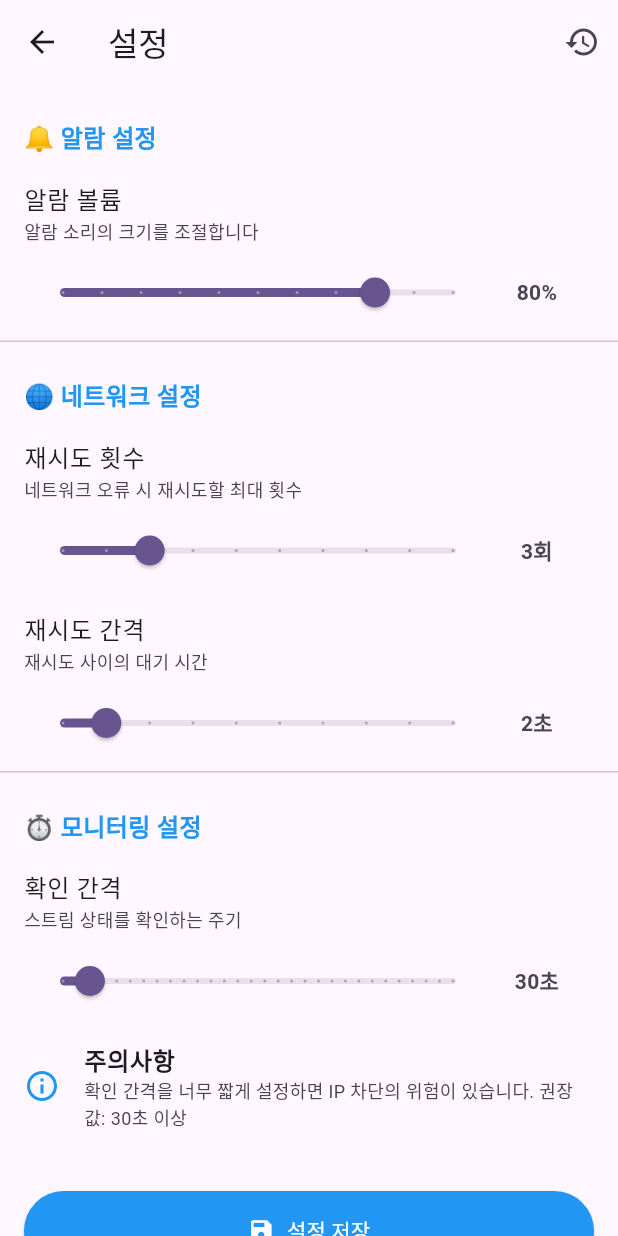
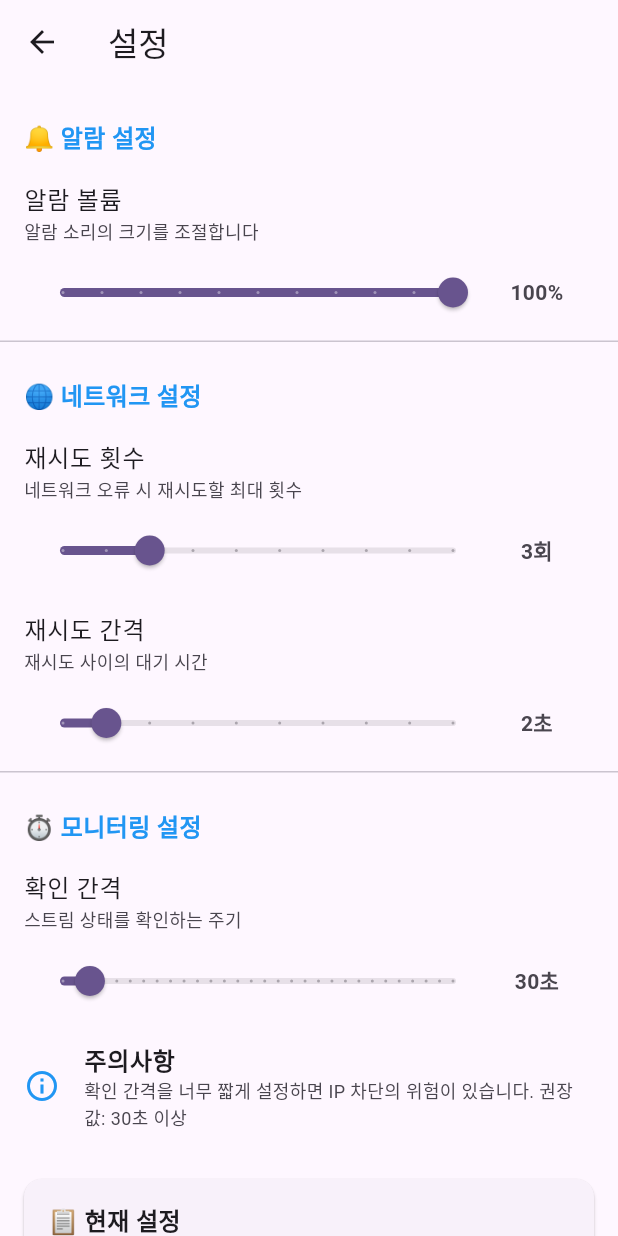
Before and after one commit to tttaliesin/twitcast-alarm, a Flutter app: the screen it shows after launch, after a tap on the "settings" icon, on a phone screen of 412 x 824 dp. Run offline on Flutter 3.47's test engine with Material 3 defaults, Android fonts, the phone set to English and light mode, and no system bars; our stand-ins replace audioplayers, shared_preferences; missing offline and left inert: system_tray, window_manager.

Commit message:
setting 기능 버그 수정

```diff
--- a/lib/screens/settings_screen.dart
+++ b/lib/screens/settings_screen.dart
@@ -1,120 +1,20 @@
 import 'package:flutter/material.dart';
-import 'package:shared_preferences/shared_preferences.dart';
+import 'package:provider/provider.dart';
+import '../services/stream_monitor_service.dart';
 
 /// 설정 화면
-class SettingsScreen extends StatefulWidget {
+class SettingsScreen extends StatelessWidget {
   const SettingsScreen({super.key});
 
   @override
-  State<SettingsScreen> createState() => _SettingsScreenState();
-}
-
-class _SettingsScreenState extends State<SettingsScreen> {
-  // 설정값
-  double _alarmVolume = 0.8;
-  int _maxRetries = 3;
-  int _retryDelaySeconds = 2;
-  int _checkIntervalSeconds = 30;
-
-  // 설정 키
-  static const String _volumeKey = 'alarm_volume';
-  static const String _retriesKey = 'max_retries';
-  static const String _retryDelayKey = 'retry_delay_seconds';
-  static const String _checkIntervalKey = 'check_interval_seconds';
-
-  bool _isLoading = true;
-
-  @override
-  void initState() {
-    super.initState();
-    _loadSettings();
-  }
-
-  /// 설정 로드
-  Future<void> _loadSettings() async {
-    final prefs = await SharedPreferences.getInstance();
-
-    setState(() {
-      _alarmVolume = prefs.getDouble(_volumeKey) ?? 0.8;
-      _maxRetries = prefs.getInt(_retriesKey) ?? 3;
-      _retryDelaySeconds = prefs.getInt(_retryDelayKey) ?? 2;
-      _checkIntervalSeconds = prefs.getInt(_checkIntervalKey) ?? 30;
-      _isLoading = false;
-    });
-  }
-
-  /// 설정 저장
-  Future<void> _saveSettings() async {
-    final prefs = await SharedPreferences.getInstance();
-
-    await prefs.setDouble(_volumeKey, _alarmVolume);
-    await prefs.setInt(_retriesKey, _maxRetries);
-    await prefs.setInt(_retryDelayKey, _retryDelaySeconds);
-    await prefs.setInt(_checkIntervalKey, _checkIntervalSeconds);
-
-    if (mounted) {
-      ScaffoldMessenger.of(context).showSnackBar(
-        const SnackBar(
-          content: Text('설정이 저장되었습니다'),
-          duration: Duration(seconds: 2),
-        ),
-      );
-    }
-  }
-
-  /// 기본값으로 초기화
-  Future<void> _resetToDefaults() async {
-    final confirm = await showDialog<bool>(
-      context: context,
-      builder: (context) => AlertDialog(
-        title: const Text('설정 초기화'),
-        content: const Text('모든 설정을 기본값으로 되돌리시겠습니까?'),
-        actions: [
-          TextButton(
-            onPressed: () => Navigator.pop(context, false),
-            child: const Text('취소'),
-          ),
-          TextButton(
-            onPressed: () => Navigator.pop(context, true),
-            style: TextButton.styleFrom(foregroundColor: Colors.orange),
-            child: const Text('초기화'),
-          ),
-        ],
-      ),
-    );
-
-    if (confirm == true) {
-      setState(() {
-        _alarmVolume = 0.8;
-        _maxRetries = 3;
-        _retryDelaySeconds = 2;
-        _checkIntervalSeconds = 30;
-      });
-
-      await _saveSettings();
-    }
-  }
-
-  @override
   Widget build(BuildContext context) {
-    if (_isLoading) {
-      return const Scaffold(
-        body: Center(child: CircularProgressIndicator()),
-      );
-    }
-
     return Scaffold(
       appBar: AppBar(
         title: const Text('설정'),
-        actions: [
-          IconButton(
-            icon: const Icon(Icons.restore),
-            tooltip: '기본값으로 초기화',
-            onPressed: _resetToDefaults,
       ),
-        ],
-      ),
-      body: ListView(
+      body: Consumer<StreamMonitorService>(
+        builder: (context, service, child) {
+          return ListView(
             children: [
               // 알람 설정 섹션
               _buildSectionHeader('🔔 알람 설정'),
@@ -122,15 +22,13 @@ class _SettingsScreenState extends State<SettingsScreen> {
               _buildSliderTile(
                 title: '알람 볼륨',
                 subtitle: '알람 소리의 크기를 조절합니다',
-            value: _alarmVolume,
+                value: service.alarmVolume,
                 min: 0.0,
                 max: 1.0,
                 divisions: 10,
-            valueLabel: '${(_alarmVolume * 100).toInt()}%',
+                valueLabel: '${(service.alarmVolume * 100).toInt()}%',
                 onChanged: (value) {
-              setState(() {
-                _alarmVolume = value;
-              });
+                  service.updateVolume(value);
                 },
               ),
 
@@ -142,30 +40,26 @@ class _SettingsScreenState extends State<SettingsScreen> {
               _buildSliderTile(
                 title: '재시도 횟수',
                 subtitle: '네트워크 오류 시 재시도할 최대 횟수',
-            value: _maxRetries.toDouble(),
+                value: service.maxRetries.toDouble(),
                 min: 1,
                 max: 10,
                 divisions: 9,
-            valueLabel: '$_maxRetries회',
+                valueLabel: '${service.maxRetries}회',
                 onChanged: (value) {
-              setState(() {
-                _maxRetries = value.toInt();
-              });
+                  service.updateMaxRetries(value.toInt());
                 },
               ),
 
               _buildSliderTile(
                 title: '재시도 간격',
                 subtitle: '재시도 사이의 대기 시간',
-            value: _retryDelaySeconds.toDouble(),
+                value: service.retryDelaySeconds.toDouble(),
                 min: 1,
                 max: 10,
                 divisions: 9,
-            valueLabel: '$_retryDelaySeconds초',
+                valueLabel: '${service.retryDelaySeconds}초',
                 onChanged: (value) {
-              setState(() {
-                _retryDelaySeconds = value.toInt();
-              });
+                  service.updateRetryDelay(value.toInt());
                 },
               ),
 
@@ -177,15 +71,13 @@ class _SettingsScreenState extends State<SettingsScreen> {
               _buildSliderTile(
                 title: '확인 간격',
                 subtitle: '스트림 상태를 확인하는 주기',
-            value: _checkIntervalSeconds.toDouble(),
+                value: service.checkIntervalSeconds.toDouble(),
                 min: 10,
                 max: 300,
                 divisions: 29,
-            valueLabel: '$_checkIntervalSeconds초',
+                valueLabel: '${service.checkIntervalSeconds}초',
                 onChanged: (value) {
-              setState(() {
-                _checkIntervalSeconds = value.toInt();
-              });
+                  service.updateCheckInterval(value.toInt());
                 },
               ),
 
@@ -204,28 +96,13 @@ class _SettingsScreenState extends State<SettingsScreen> {
 
               const SizedBox(height: 24),
 
-          // 저장 버튼
-          Padding(
-            padding: const EdgeInsets.symmetric(horizontal: 16, vertical: 8),
-            child: ElevatedButton.icon(
-              onPressed: _saveSettings,
-              icon: const Icon(Icons.save),
-              label: const Text('설정 저장'),
-              style: ElevatedButton.styleFrom(
-                padding: const EdgeInsets.symmetric(vertical: 16),
-                backgroundColor: Colors.blue,
-                foregroundColor: Colors.white,
-              ),
-            ),
-          ),
-
-          const SizedBox(height: 16),
-
               // 현재 설정 요약
-          _buildSummaryCard(),
+              _buildSummaryCard(service),
 
               const SizedBox(height: 32),
             ],
+          );
+        },
       ),
     );
   }
@@ -294,7 +171,7 @@ class _SettingsScreenState extends State<SettingsScreen> {
   }
 
   /// 현재 설정 요약 카드
-  Widget _buildSummaryCard() {
+  Widget _buildSummaryCard(StreamMonitorService service) {
     return Card(
       margin: const EdgeInsets.symmetric(horizontal: 16),
       child: Padding(
@@ -307,10 +184,10 @@ class _SettingsScreenState extends State<SettingsScreen> {
               style: TextStyle(fontSize: 16, fontWeight: FontWeight.bold),
             ),
             const SizedBox(height: 12),
-            _buildSummaryRow('알람 볼륨', '${(_alarmVolume * 100).toInt()}%'),
-            _buildSummaryRow('재시도 횟수', '$_maxRetries회'),
-            _buildSummaryRow('재시도 간격', '$_retryDelaySeconds초'),
-            _buildSummaryRow('확인 간격', '$_checkIntervalSeconds초'),
+            _buildSummaryRow('알람 볼륨', '${(service.alarmVolume * 100).toInt()}%'),
+            _buildSummaryRow('재시도 횟수', '${service.maxRetries}회'),
+            _buildSummaryRow('재시도 간격', '${service.retryDelaySeconds}초'),
+            _buildSummaryRow('확인 간격', '${service.checkIntervalSeconds}초'),
           ],
         ),
       ),
--- a/lib/services/stream_monitor_service.dart
+++ b/lib/services/stream_monitor_service.dart
@@ -16,6 +16,9 @@ class StreamMonitorService extends ChangeNotifier {
   final SharedPreferences _prefs;
   final List<StreamInfo> _streams = List.generate(4, (_) => StreamInfo(url: ''));
   double _alarmVolume = 1.0;
+  int _maxRetries = 3;
+  int _retryDelaySeconds = 2;
+  int _checkIntervalSeconds = 30;
   Timer? _monitoringTimer;
   Timer? _alarmStopTimer;
   final Set<int> _alreadyNotified = {}; // 이미 알림을 보낸 스트림 인덱스
@@ -23,7 +26,9 @@ class StreamMonitorService extends ChangeNotifier {
 
   static const String _keyStreams = 'streams';
   static const String _keyVolume = 'volume';
-  static const int _checkIntervalSeconds = 30; // 30초마다 체크
+  static const String _keyMaxRetries = 'max_retries';
+  static const String _keyRetryDelay = 'retry_delay_seconds';
+  static const String _keyCheckInterval = 'check_interval_seconds';
 
   StreamMonitorService(this._prefs) {
     _loadSettings();
@@ -45,6 +50,9 @@ class StreamMonitorService extends ChangeNotifier {
 
   List<StreamInfo> get streams => List.unmodifiable(_streams);
   double get alarmVolume => _alarmVolume;
+  int get maxRetries => _maxRetries;
+  int get retryDelaySeconds => _retryDelaySeconds;
+  int get checkIntervalSeconds => _checkIntervalSeconds;
   bool get isAlarmPlaying => _isAlarmPlaying;
 
   /// SharedPreferences에서 설정 로드
@@ -62,6 +70,11 @@ class StreamMonitorService extends ChangeNotifier {
       // 볼륨 로드
       _alarmVolume = _prefs.getDouble(_keyVolume) ?? 1.0;
 
+      // 재시도 설정 로드
+      _maxRetries = _prefs.getInt(_keyMaxRetries) ?? 3;
+      _retryDelaySeconds = _prefs.getInt(_keyRetryDelay) ?? 2;
+      _checkIntervalSeconds = _prefs.getInt(_keyCheckInterval) ?? 30;
+
       notifyListeners();
     } catch (e) {
       print('설정 로드 오류: $e');
@@ -77,6 +90,11 @@ class StreamMonitorService extends ChangeNotifier {
 
       // 볼륨 저장
       await _prefs.setDouble(_keyVolume, _alarmVolume);
+
+      // 재시도 설정 저장
+      await _prefs.setInt(_keyMaxRetries, _maxRetries);
+      await _prefs.setInt(_keyRetryDelay, _retryDelaySeconds);
+      await _prefs.setInt(_keyCheckInterval, _checkIntervalSeconds);
     } catch (e) {
       print('설정 저장 오류: $e');
     }
@@ -138,11 +156,34 @@ class StreamMonitorService extends ChangeNotifier {
     notifyListeners();
   }
 
+  /// 재시도 횟수 업데이트
+  Future<void> updateMaxRetries(int retries) async {
+    _maxRetries = retries.clamp(1, 10);
+    await _saveSettings();
+    notifyListeners();
+  }
+
+  /// 재시도 간격 업데이트
+  Future<void> updateRetryDelay(int seconds) async {
+    _retryDelaySeconds = seconds.clamp(1, 10);
+    await _saveSettings();
+    notifyListeners();
+  }
+
+  /// 확인 간격 업데이트
+  Future<void> updateCheckInterval(int seconds) async {
+    _checkIntervalSeconds = seconds.clamp(10, 300);
+    await _saveSettings();
+    // 타이머 재시작
+    _startMonitoring();
+    notifyListeners();
+  }
+
   /// 모니터링 타이머 시작
   void _startMonitoring() {
     _monitoringTimer?.cancel();
     _monitoringTimer = Timer.periodic(
-      const Duration(seconds: _checkIntervalSeconds),
+      Duration(seconds: _checkIntervalSeconds),
       (_) => _checkAllStreams(),
     );
   }
@@ -165,8 +206,12 @@ class StreamMonitorService extends ChangeNotifier {
     if (stream.url.isEmpty) return;
 
     try {
-      // 스트림 상태 확인
-      final isLive = await TwitcastApi.isStreamLive(stream.url);
+      // 스트림 상태 확인 (설정된 재시도 값 사용)
+      final isLive = await TwitcastApi.isStreamLive(
+        stream.url,
+        maxRetries: _maxRetries,
+        retryDelay: Duration(seconds: _retryDelaySeconds),
+      );
 
       _streams[index] = stream.copyWith(isLive: isLive);
 
--- a/lib/services/twitcast_api.dart
+++ b/lib/services/twitcast_api.dart
@@ -3,14 +3,14 @@ import 'package:http/http.dart' as http;
 
 /// 트위캐스트 API 통신을 담당하는 서비스
 class TwitcastApi {
-  /// 재시도 설정
-  static const int maxRetries = 3;
-  static const Duration retryDelay = Duration(seconds: 2);
-
   /// 트위캐스트 스트림이 라이브 상태인지 확인
   /// yt-dlp와 유사하게 스트림 정보를 가져오는 함수
   /// 네트워크 오류 시 자동으로 재시도
-  static Future<bool> isStreamLive(String url) async {
+  static Future<bool> isStreamLive(
+    String url, {
+    int maxRetries = 3,
+    Duration retryDelay = const Duration(seconds: 2),
+  }) async {
     for (int attempt = 1; attempt <= maxRetries; attempt++) {
       try {
         return await _checkStreamLiveInternal(url);
```
Also changed, not shown: 1 other file. Lines whose indentation alone changed are shown as unchanged.
